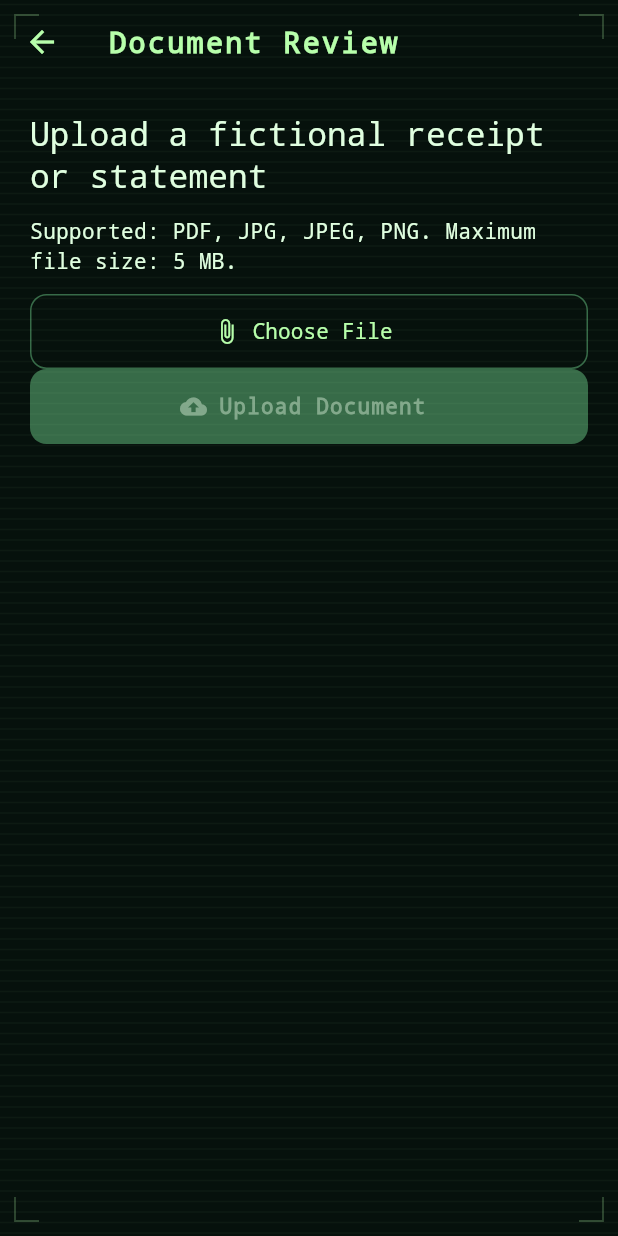
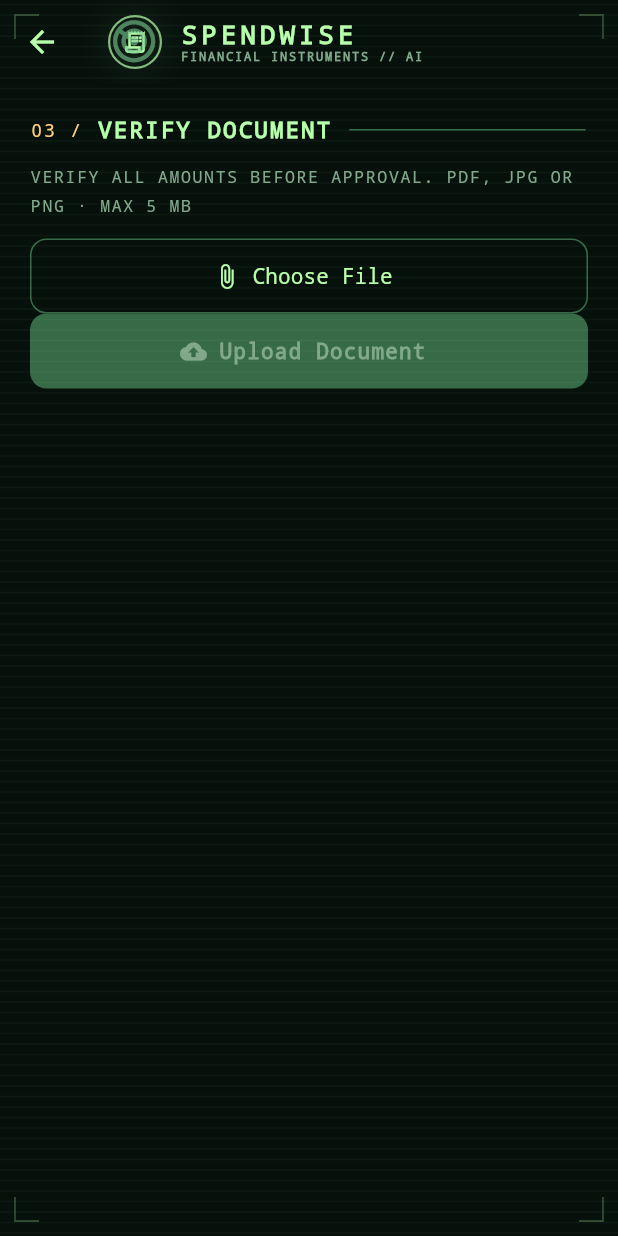
Before and after one commit to its-rlee/spendwise-ai, a Flutter app: the DocumentReviewScreen screen opened directly, on a phone screen of 412 x 824 dp. Run offline on Flutter 3.47's test engine with Material 3 defaults, Android fonts, the phone set to English and light mode, and no system bars; our stand-ins replace camera, file_picker, image_picker, supabase_flutter; accounts and stored records are empty; network calls fail.

Commit message:
feat(review): style document pipeline with terminal status and animated processing feedback

```diff
--- a/mobile/lib/screens/document_review_screen.dart
+++ b/mobile/lib/screens/document_review_screen.dart
@@ -7,6 +7,7 @@ import '../services/document_models.dart';
 import '../services/spendwise_api.dart';
 import 'draft_review_dialog.dart';
 import 'receipt_items_editor.dart';
+import '../theme/terminal_theme.dart';
 
 class DocumentReviewScreen extends StatefulWidget {
   const DocumentReviewScreen({
@@ -274,7 +275,7 @@ class _DocumentReviewScreenState extends State<DocumentReviewScreen> {
                 const Icon(
                   Icons.check_circle_rounded,
                   size: 56,
-                  color: Color(0xFF237B65),
+                  color: TerminalColors.phosphor,
                 ),
                 const SizedBox(height: 12),
                 const Text(
@@ -317,31 +318,6 @@ class _DocumentReviewScreenState extends State<DocumentReviewScreen> {
     });
   }
 
-  Future<void> _suggestAndReview(TransactionDraftRecord draft) async {
-    await _run(() async {
-      final suggestions = await _api.suggestDraftCategories(draft.id);
-      if (!mounted) return;
-      final overrides = <int, String>{};
-      for (final suggestion in suggestions) {
-        final index = suggestion['line_index'];
-        final category = suggestion['category'];
-        if (index is int && category is String && category.isNotEmpty) {
-          overrides[index] = category;
-        }
-      }
-      final edited = await showDialog<List<Map<String, dynamic>>>(
-        context: context,
-        builder: (_) => ReceiptItemsEditor(
-          initialItems: draft.receiptItems,
-          suggestedCategories: overrides,
-        ),
-      );
-      if (edited == null || !mounted) return;
-      await _api.saveDraftItems(draft.id, edited);
-      await _fetchDrafts();
-    });
-  }
-
   bool get _isReceipt {
     final name = (_filename ?? '').toLowerCase();
 
@@ -369,24 +345,20 @@ class _DocumentReviewScreenState extends State<DocumentReviewScreen> {
   Widget build(BuildContext context) {
     return Scaffold(
       appBar: AppBar(
-        title: Text(
-          widget.initialReceiptBytes != null
-              ? 'Review your receipt'
-              : 'Document Review',
-        ),
+        title: const TerminalLogo(size: 36),
       ),
       body: Center(
         child: ConstrainedBox(
-          constraints: const BoxConstraints(maxWidth: 760),
+          constraints: const BoxConstraints(maxWidth: 880),
           child: ListView(
             padding: const EdgeInsets.all(20),
             children: [
               if (widget.initialReceiptBytes != null) ...[
-                ClipRRect(
-                  borderRadius: BorderRadius.circular(20),
+                TerminalPanel(
                   child: Image.memory(
                     widget.initialReceiptBytes!,
-                    height: 220,
+                    width: double.infinity,
+                    height: 280,
                     fit: BoxFit.contain,
                   ),
                 ),
@@ -397,14 +369,17 @@ class _DocumentReviewScreenState extends State<DocumentReviewScreen> {
                 ),
                 const SizedBox(height: 20),
               ],
-              Text(
-                'Upload a fictional receipt or statement',
-                style: Theme.of(context).textTheme.titleLarge,
-              ),
+              const TerminalSectionTitle('Verify document', index: '03'),
               const SizedBox(height: 12),
               const Text(
-                'Supported: PDF, JPG, JPEG, PNG. '
-                'Maximum file size: 5 MB.',
+                'VERIFY ALL AMOUNTS BEFORE APPROVAL. '
+                'PDF, JPG OR PNG · MAX 5 MB',
+                style: TextStyle(
+                  color: TerminalColors.muted,
+                  fontSize: 11,
+                  letterSpacing: 1.1,
+                  height: 1.7,
+                ),
               ),
               const SizedBox(height: 12),
               if (widget.initialReceiptBytes == null) ...[
@@ -443,7 +418,15 @@ class _DocumentReviewScreenState extends State<DocumentReviewScreen> {
                 ),
               ],
 
-              if (_busy) const LinearProgressIndicator(),
+              if (_busy)
+                const Padding(
+                  padding: EdgeInsets.symmetric(vertical: 20),
+                  child: TerminalPanel(
+                    child: Center(
+                      child: TerminalLoading(label: 'ANALYZING / SECURE LINK'),
+                    ),
+                  ),
+                ),
 
               if (_message != null)
                 Padding(
@@ -464,9 +447,8 @@ class _DocumentReviewScreenState extends State<DocumentReviewScreen> {
 
               if (_drafts.isNotEmpty) ...[
                 const SizedBox(height: 24),
-                Text(
-                  'AI Transaction Drafts',
-                  style: Theme.of(context).textTheme.titleLarge,
+                const TerminalSectionTitle(
+                  'AI extraction / human verification', index: '04',
                 ),
               ],
 
@@ -480,7 +462,12 @@ class _DocumentReviewScreenState extends State<DocumentReviewScreen> {
                       children: [
                         Text(
                           draft.merchant ?? 'Unknown merchant',
-                          style: Theme.of(context).textTheme.titleMedium,
+                          style: const TextStyle(
+                            fontSize: 20,
+                            color: TerminalColors.phosphor,
+                            fontWeight: FontWeight.w900,
+                            letterSpacing: 0.6,
+                          ),
                         ),
                         Text(
                           '${draft.currency ?? "Unknown currency"} '
@@ -535,14 +522,7 @@ class _DocumentReviewScreenState extends State<DocumentReviewScreen> {
                             ),
                           ),
 
-                        if (draft.status == 'pending' && _isReceipt)
-                          TextButton.icon(
-                            onPressed: _busy
-                                ? null
-                                : () => _suggestAndReview(draft),
-                            icon: const Icon(Icons.auto_fix_high),
-                            label: const Text('Suggest categories (ML/Ollama)'),
-                          ),
+
 
                         if (draft.status == 'pending')
                           Wrap(
```
